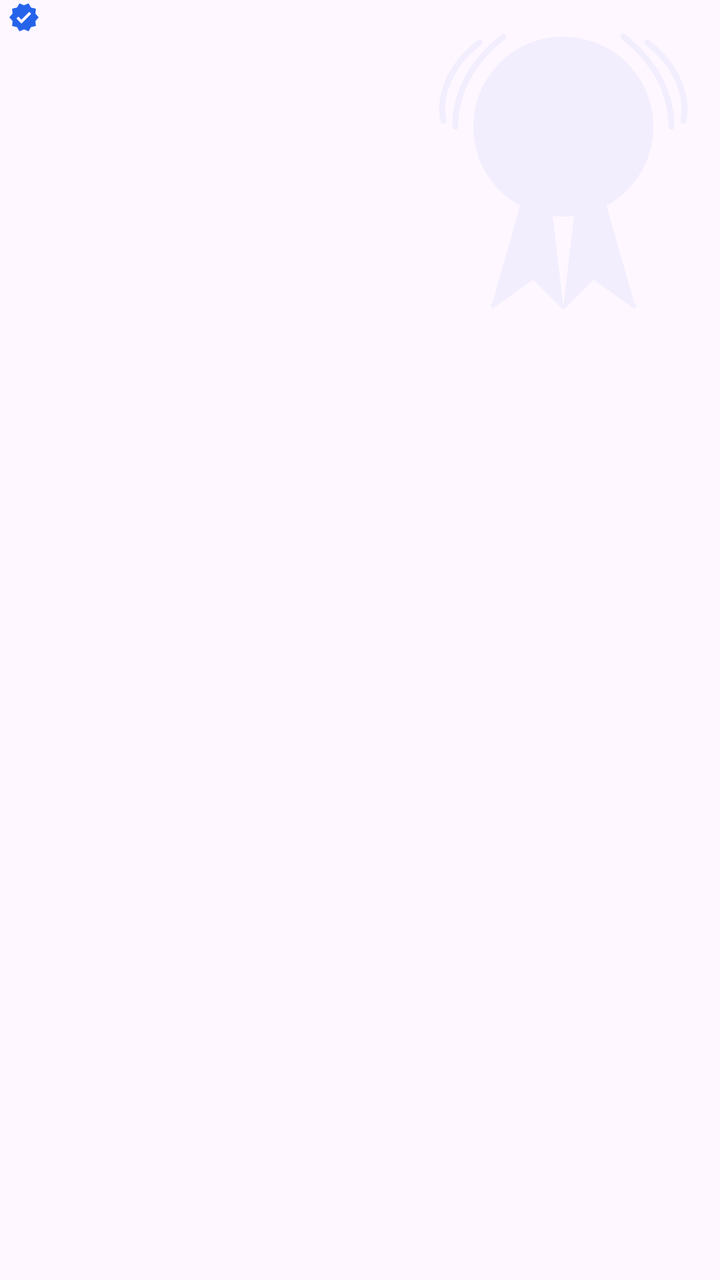
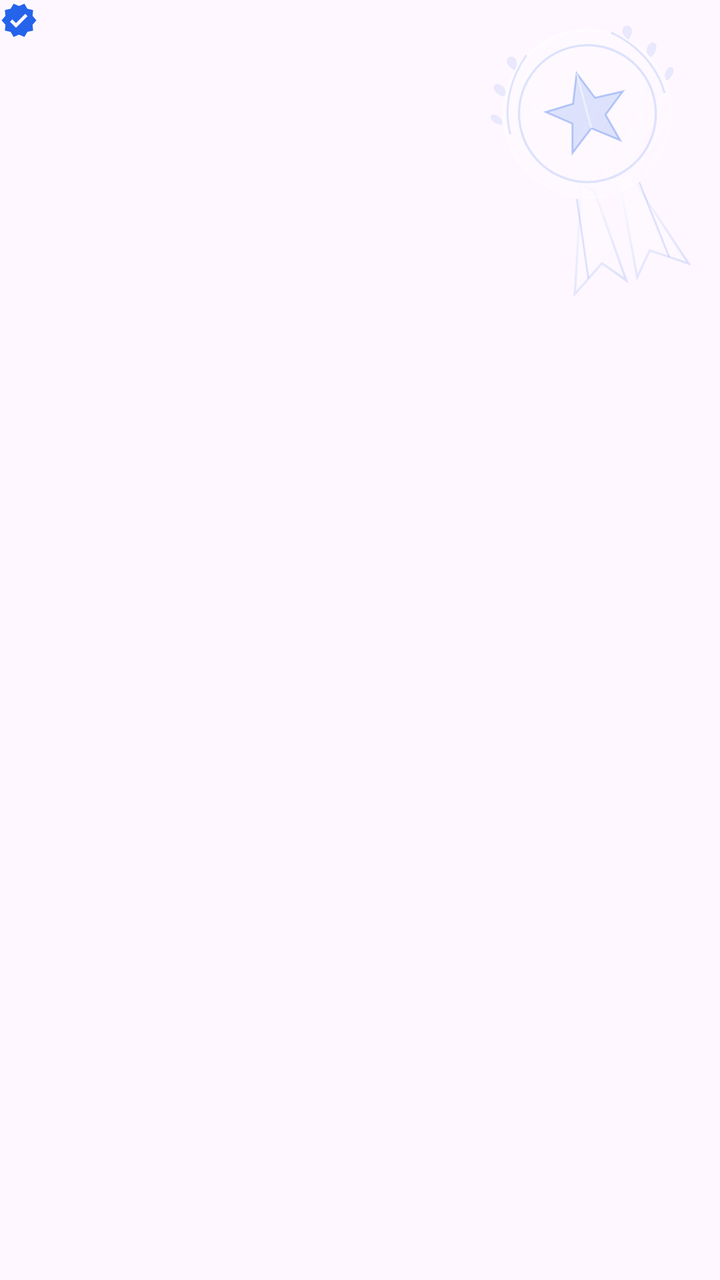

Before-and-after screenshots of an Android layout around one commit, followed by the original layout XML and the change that was made.
<!-- AndroidManifest.xml: application theme Theme.MyApplication -->
<!-- res/layout/layout_section_custom_dynamic.xml -->
<?xml version="1.0" encoding="utf-8"?>
<FrameLayout xmlns:android="http://schemas.android.com/apk/res/android"
    xmlns:app="http://schemas.android.com/apk/res-auto"
    android:id="@+id/section_custom_root"
    android:layout_width="match_parent"
    android:layout_height="wrap_content">

    
    <ImageView
        android:id="@+id/iv_custom_watermark"
        android:layout_width="180dp"
        android:layout_height="180dp"
        android:layout_gravity="top|end"
        android:layout_marginTop="-6dp"
        android:layout_marginEnd="-12dp"
        android:alpha="0.06"
        android:importantForAccessibility="no"
        android:scaleType="fitCenter"
        android:src="@drawable/bg_watermark_custom"
        app:tint="@color/watermark_tint" />

    
    <LinearLayout
        android:layout_width="match_parent"
        android:layout_height="wrap_content"
        android:orientation="vertical">

        
        <TextView
            android:id="@+id/tv_custom_section_title"
            style="@style/TextAppearance.ResumeVisualiser.Section.Header"
            android:layout_width="wrap_content"
            android:layout_height="wrap_content"
            android:layout_marginStart="4dp"
            android:layout_marginBottom="12dp"
            android:gravity="center_vertical"
            android:drawablePadding="8dp"
            app:drawableStartCompat="@drawable/ic_star_badge_16"
            app:drawableTint="@color/summary_section_title" />

        
        <LinearLayout
            android:id="@+id/container_custom_items"
            android:layout_width="match_parent"
            android:layout_height="wrap_content"
            android:orientation="vertical" />

    </LinearLayout>

</FrameLayout>
<!-- resources referenced by this layout -->
<resources>
  <color name="summary_section_title">#2563EB</color>
  <color name="watermark_tint">#2563EB</color>
  <!-- drawable bg_watermark_custom (drawable) -->
  <vector xmlns:android="http://schemas.android.com/apk/res/android"
      android:width="180dp"
      android:height="180dp"
      android:viewportWidth="120"
      android:viewportHeight="120">
  
      
      <path
          android:fillColor="#FFFFFFFF"
          android:pathData="M48,64 L36,106 L50,96 L60,106 L56,72 Z" />
  
      
      <path
          android:fillColor="#FFFFFFFF"
          android:pathData="M72,64 L84,106 L70,96 L60,106 L64,72 Z" />
  
      
      <path
          android:fillColor="#00000000"
          android:strokeColor="#FFFFFFFF"
          android:strokeWidth="1.5"
          android:strokeLineJoin="round"
          android:pathData="M36,106 L50,96 L60,106 L70,96 L84,106" />
  
      
      <path
          android:fillColor="#FFFFFFFF"
          android:pathData="M60,16 C76.57,16 90,29.43 90,46 C90,62.57 76.57,76 60,76 C43.43,76 30,62.57 30,46 C30,29.43 43.43,16 60,16 Z" />
  
      
      <path
          android:fillColor="#00000000"
          android:strokeColor="#FFFFFFFF"
          android:strokeWidth="2"
          android:pathData="M60,22 C73.25,22 84,32.75 84,46 C84,59.25 73.25,70 60,70 C46.75,70 36,59.25 36,46 C36,32.75 46.75,22 60,22 Z" />
  
      
      <path
          android:fillColor="#FFFFFFFF"
          android:pathData="M60,26 L64.8,37.5 L77,38.5 L67.8,46.6 L70.7,58.5 L60,52.2 L49.3,58.5 L52.2,46.6 L43,38.5 L55.2,37.5 Z" />
  
      
      <path
          android:fillColor="#00000000"
          android:strokeColor="#FFFFFFFF"
          android:strokeWidth="2"
          android:strokeLineCap="round"
          android:pathData="M24,46 C24,34 30,24 40,16 M20,44 C18,34 24,24 32,18" />
  
      
      <path
          android:fillColor="#00000000"
          android:strokeColor="#FFFFFFFF"
          android:strokeWidth="2"
          android:strokeLineCap="round"
          android:pathData="M96,46 C96,34 90,24 80,16 M100,44 C102,34 96,24 88,18" />
  
  </vector>
  <!-- drawable ic_star_badge_16 (drawable) -->
  <vector xmlns:android="http://schemas.android.com/apk/res/android"
      android:width="16dp"
      android:height="16dp"
      android:viewportWidth="24"
      android:viewportHeight="24">
      <path
          android:fillColor="@color/summary_section_title"
          android:pathData="M23,12l-2.44,-2.79 0.34,-3.69 -3.61,-0.82 -1.89,-3.2L12,2.96 8.6,1.5 6.71,4.69 3.1,5.5 3.44,9.2 1,12l2.44,2.79 -0.34,3.7 3.61,0.82L8.6,22.5l3.4,-1.47 3.4,1.46 1.89,-3.19 3.61,-0.82 -0.34,-3.69L23,12zM10.09,16.72l-3.8,-3.81 1.48,-1.48 2.32,2.33 5.85,-5.87 1.48,1.48 -7.33,7.35z" />
  </vector>
  <style name="TextAppearance.ResumeVisualiser.Section.Header" parent="TextAppearance.Material3.LabelLarge">
          <item name="android:textSize">13sp</item>
          <item name="android:fontFamily">sans-serif-medium</item>
          <item name="android:textColor">@color/summary_section_title</item>
          <item name="android:letterSpacing">0.05</item>
          <item name="android:textAllCaps">true</item>
      </style>
  <color name="app_primary">#2563EB</color>
  <color name="app_primary_container">#1A2563EB</color>
  <color name="chip_bg_color">#F0F4F8</color>
  <color name="chip_text_color">#0F172A</color>
  <color name="app_surface">#FFFFFF</color>
  <color name="app_text_primary">#0F172A</color>
  <color name="app_text_muted">#64748B</color>
  <color name="chip_stroke_color">#CBD5E1</color>
  <color name="app_border">#1E000000</color>
  <color name="app_background">#F4F5F7</color>
  <color name="chip_close_icon_tint">#64748B</color>
  <style name="AppModalBottomSheet" parent="Widget.Material3.BottomSheet.Modal">
          <item name="backgroundTint">@color/app_surface</item>
      </style>
  <style name="ShapeAppearance.App.Dialog" parent="ShapeAppearance.Material3.Corner.ExtraLarge">
          <item name="cornerSize">20dp</item>
      </style>
  <!-- unchanged entries left out for length: 4 -->
</resources>

<!-- the commit's change to res/layout/layout_section_custom_dynamic.xml (unified diff, before → after) -->
@@ -8,16 +8,15 @@
     
     <ImageView
         android:id="@+id/iv_custom_watermark"
-        android:layout_width="180dp"
-        android:layout_height="180dp"
+        android:layout_width="190dp"
+        android:layout_height="190dp"
         android:layout_gravity="top|end"
-        android:layout_marginTop="-6dp"
-        android:layout_marginEnd="-12dp"
-        android:alpha="0.06"
+        android:layout_marginTop="-20dp"
+        android:layout_marginEnd="-28dp"
+        android:alpha="0.75"
         android:importantForAccessibility="no"
         android:scaleType="fitCenter"
-        android:src="@drawable/bg_watermark_custom"
-        app:tint="@color/watermark_tint" />
+        android:src="@drawable/bg_watermark_custom" />
 
     
     <LinearLayout
@@ -31,8 +30,7 @@
             style="@style/TextAppearance.ResumeVisualiser.Section.Header"
             android:layout_width="wrap_content"
             android:layout_height="wrap_content"
-            android:layout_marginStart="4dp"
-            android:layout_marginBottom="12dp"
+            android:layout_marginBottom="20dp"
             android:gravity="center_vertical"
             android:drawablePadding="8dp"
             app:drawableStartCompat="@drawable/ic_star_badge_16"
<!-- resource entries referenced after the edit -->
@@ -1,70 +1,11 @@
 <!-- resources referenced by this layout -->
 <resources>
   <color name="summary_section_title">#2563EB</color>
-  <color name="watermark_tint">#2563EB</color>
-  <!-- drawable bg_watermark_custom (drawable) -->
-  <vector xmlns:android="http://schemas.android.com/apk/res/android"
-      android:width="180dp"
-      android:height="180dp"
-      android:viewportWidth="120"
-      android:viewportHeight="120">
-  
-      
-      <path
-          android:fillColor="#FFFFFFFF"
-          android:pathData="M48,64 L36,106 L50,96 L60,106 L56,72 Z" />
-  
-      
-      <path
-          android:fillColor="#FFFFFFFF"
-          android:pathData="M72,64 L84,106 L70,96 L60,106 L64,72 Z" />
-  
-      
-      <path
-          android:fillColor="#00000000"
-          android:strokeColor="#FFFFFFFF"
-          android:strokeWidth="1.5"
-          android:strokeLineJoin="round"
-          android:pathData="M36,106 L50,96 L60,106 L70,96 L84,106" />
-  
-      
-      <path
-          android:fillColor="#FFFFFFFF"
-          android:pathData="M60,16 C76.57,16 90,29.43 90,46 C90,62.57 76.57,76 60,76 C43.43,76 30,62.57 30,46 C30,29.43 43.43,16 60,16 Z" />
-  
-      
-      <path
-          android:fillColor="#00000000"
-          android:strokeColor="#FFFFFFFF"
-          android:strokeWidth="2"
-          android:pathData="M60,22 C73.25,22 84,32.75 84,46 C84,59.25 73.25,70 60,70 C46.75,70 36,59.25 36,46 C36,32.75 46.75,22 60,22 Z" />
-  
-      
-      <path
-          android:fillColor="#FFFFFFFF"
-          android:pathData="M60,26 L64.8,37.5 L77,38.5 L67.8,46.6 L70.7,58.5 L60,52.2 L49.3,58.5 L52.2,46.6 L43,38.5 L55.2,37.5 Z" />
-  
-      
-      <path
-          android:fillColor="#00000000"
-          android:strokeColor="#FFFFFFFF"
-          android:strokeWidth="2"
-          android:strokeLineCap="round"
-          android:pathData="M24,46 C24,34 30,24 40,16 M20,44 C18,34 24,24 32,18" />
-  
-      
-      <path
-          android:fillColor="#00000000"
-          android:strokeColor="#FFFFFFFF"
-          android:strokeWidth="2"
-          android:strokeLineCap="round"
-          android:pathData="M96,46 C96,34 90,24 80,16 M100,44 C102,34 96,24 88,18" />
-  
-  </vector>
+  <!-- drawable bg_watermark_custom: vector/xml drawable (drawable, 6708 chars, omitted) -->
   <!-- drawable ic_star_badge_16 (drawable) -->
   <vector xmlns:android="http://schemas.android.com/apk/res/android"
-      android:width="16dp"
-      android:height="16dp"
+      android:width="19dp"
+      android:height="19dp"
       android:viewportWidth="24"
       android:viewportHeight="24">
       <path
@@ -72,10 +13,11 @@
           android:pathData="M23,12l-2.44,-2.79 0.34,-3.69 -3.61,-0.82 -1.89,-3.2L12,2.96 8.6,1.5 6.71,4.69 3.1,5.5 3.44,9.2 1,12l2.44,2.79 -0.34,3.7 3.61,0.82L8.6,22.5l3.4,-1.47 3.4,1.46 1.89,-3.19 3.61,-0.82 -0.34,-3.69L23,12zM10.09,16.72l-3.8,-3.81 1.48,-1.48 2.32,2.33 5.85,-5.87 1.48,1.48 -7.33,7.35z" />
   </vector>
   <style name="TextAppearance.ResumeVisualiser.Section.Header" parent="TextAppearance.Material3.LabelLarge">
-          <item name="android:textSize">13sp</item>
+          <item name="android:textSize">15sp</item>
           <item name="android:fontFamily">sans-serif-medium</item>
+          <item name="android:textStyle">bold</item>
           <item name="android:textColor">@color/summary_section_title</item>
-          <item name="android:letterSpacing">0.05</item>
+          <item name="android:letterSpacing">0.04</item>
           <item name="android:textAllCaps">true</item>
       </style>
   <color name="app_primary">#2563EB</color>
